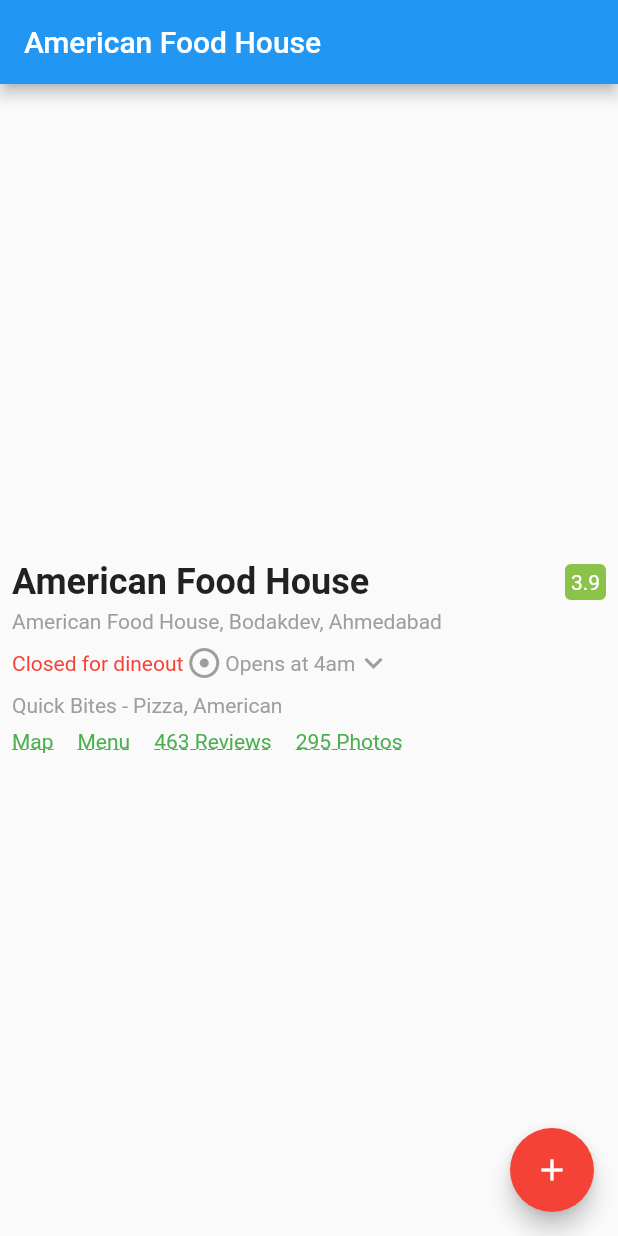
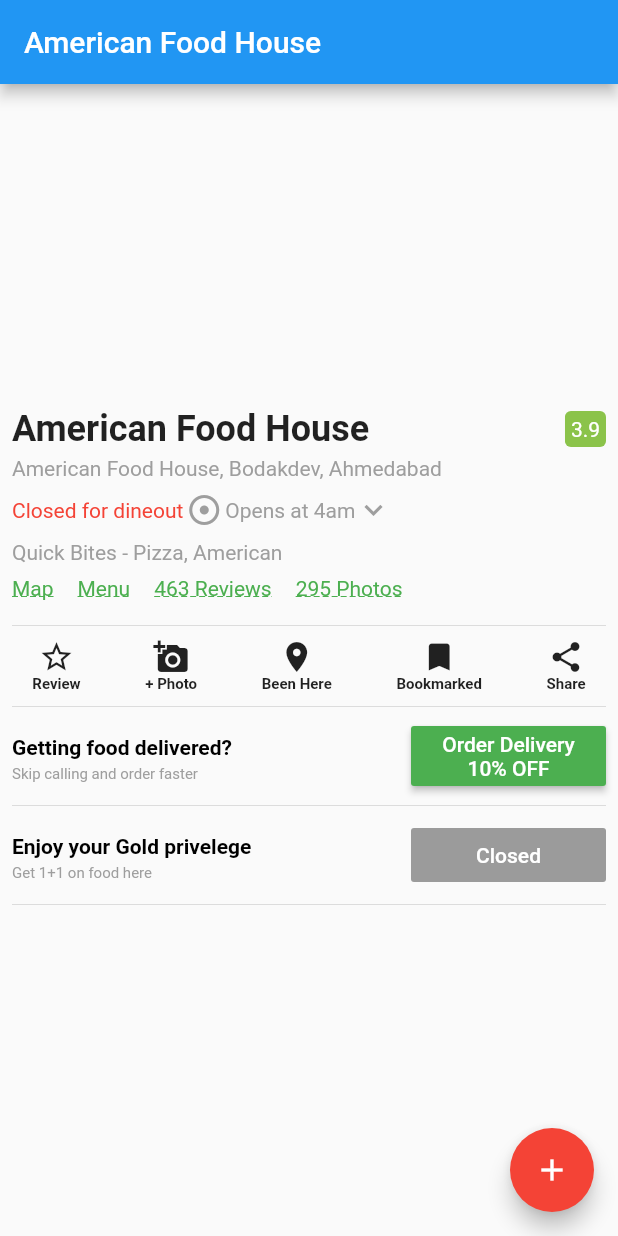
Before and after one commit to aditmodhvadia/zomato_restaurant_screen_clone, a Flutter app: the screen it shows after launch, on a phone screen of 412 x 824 dp. Run offline on Flutter 3.47's test engine with Material 2 defaults, Android fonts, the phone set to English and light mode, and no system bars.

Commit message:
add QuickActions bar

```diff
--- a/lib/main.dart
+++ b/lib/main.dart
@@ -1,4 +1,5 @@
 import 'package:flutter/material.dart';
+import 'widgets/QuickActions.dart';
 
 void main() => runApp(MyApp());
 
@@ -44,6 +45,15 @@ class _MyHomePageState extends State<MyHomePage> {
         mainAxisAlignment: MainAxisAlignment.center,
         children: <Widget>[
           Header(),
+          Padding(
+            padding: const EdgeInsets.all(8.0),
+            child: Divider(height: 2.0),
+          ),
+          QuickActions(),
+          Padding(
+            padding: const EdgeInsets.all(8.0),
+            child: Divider(height: 2.0),
+          ),
         ],
       ),
       floatingActionButton: FloatingActionButton(
--- /dev/null
+++ b/lib/widgets/QuickActions.dart
@@ -0,0 +1,141 @@
+import 'package:flutter/material.dart';
+
+class QuickActions extends StatelessWidget {
+  @override
+  Widget build(BuildContext context) {
+    return Column(
+      children: <Widget>[
+        Row(
+          mainAxisAlignment: MainAxisAlignment.spaceAround,
+          children: <Widget>[
+            QuickActionItem(
+              title: 'Review',
+              icon: Icons.star_border,
+            ),
+            QuickActionItem(
+              title: '+ Photo',
+              icon: Icons.add_a_photo,
+            ),
+            QuickActionItem(
+              title: 'Been Here',
+              icon: Icons.location_on,
+            ),
+//        todo: make overlay widget as well
+            QuickActionItem(
+              title: 'Bookmarked',
+              icon: Icons.bookmark,
+            ),
+            QuickActionItem(
+              title: 'Share',
+              icon: Icons.share,
+            )
+          ],
+        ),
+        Padding(
+          padding: const EdgeInsets.all(8.0),
+          child: Divider(
+            height: 2.0,
+          ),
+        ),
+        QuickActionLargeItem(
+          title: 'Getting food delivered?',
+          subtitle: 'Skip calling and order faster',
+          btncolor: Colors.green,
+          btnText: 'Order Delivery 10% OFF',
+        ),
+        Padding(
+          padding: const EdgeInsets.all(8.0),
+          child: Divider(
+            height: 2.0,
+          ),
+        ),
+        QuickActionLargeItem(
+          title: 'Enjoy your Gold privelege',
+          subtitle: 'Get 1+1 on food here',
+          btncolor: Colors.grey,
+          btnText: 'Closed',
+          isButtonDisabled: true,
+        ),
+      ],
+    );
+  }
+}
+
+class QuickActionItem extends StatelessWidget {
+  String title;
+  IconData icon;
+
+  QuickActionItem({this.title, this.icon});
+
+  @override
+  Widget build(BuildContext context) {
+    return Column(
+      mainAxisAlignment: MainAxisAlignment.center,
+      children: <Widget>[
+        Icon(icon),
+        Text(
+          title,
+          style: TextStyle(fontSize: 10.0, fontWeight: FontWeight.bold),
+        )
+      ],
+    );
+  }
+}
+
+class QuickActionLargeItem extends StatelessWidget {
+  String title, subtitle, btnText;
+  Color btncolor;
+  bool isButtonDisabled;
+
+  QuickActionLargeItem(
+      {this.title,
+      this.subtitle,
+      this.btnText,
+      this.btncolor,
+      this.isButtonDisabled = false});
+
+  void _doNothing() {}
+
+  @override
+  Widget build(BuildContext context) {
+    return Row(
+      mainAxisAlignment: MainAxisAlignment.spaceBetween,
+      children: <Widget>[
+        Column(
+          crossAxisAlignment: CrossAxisAlignment.start,
+          children: <Widget>[
+            Padding(
+              padding: const EdgeInsets.only(left: 8.0, top: 4.0),
+              child: Text(title,style: TextStyle(color: Colors.black, fontWeight: FontWeight.bold),textAlign: TextAlign.start,),
+            ),
+            Padding(
+              padding: const EdgeInsets.only(left: 8.0, top: 4.0),
+              child: Text(subtitle,style: TextStyle(color: Colors.grey, fontSize: 10.0),textAlign: TextAlign.left,),
+            )],
+        ),
+        Padding(
+          padding: const EdgeInsets.only(right: 8.0),
+          child: SizedBox(
+            width: 130.0,
+//            todo: font of button text and size to be changed
+            child: RaisedButton(
+              onPressed: isButtonDisabled ? null : _doNothing,
+              color: btncolor,
+              disabledTextColor: Colors.blueGrey,
+              textColor: Colors.white,
+              child: Center(
+                child: Padding(
+                  padding: const EdgeInsets.all(4.0),
+                  child: Text(
+                    btnText,
+                    textAlign: TextAlign.center,
+                  ),
+                ),
+              ),
+            ),
+          ),
+        )
+      ],
+    );
+  }
+}
```
